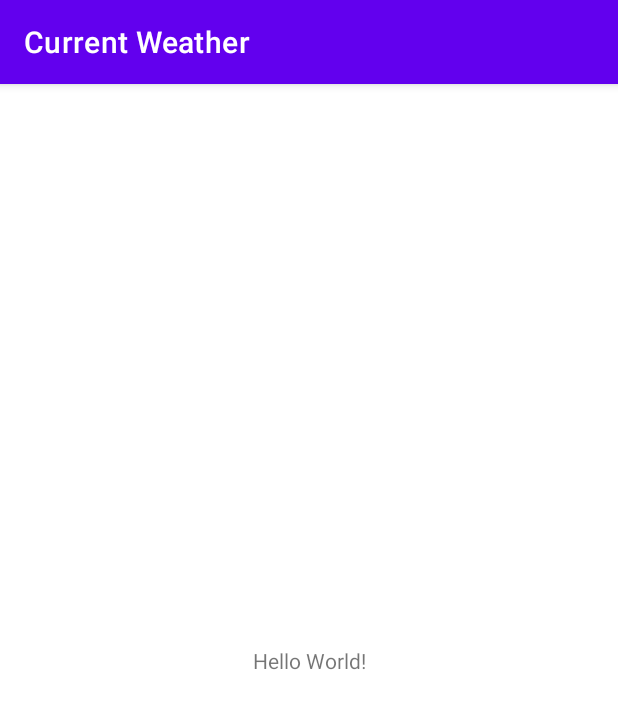
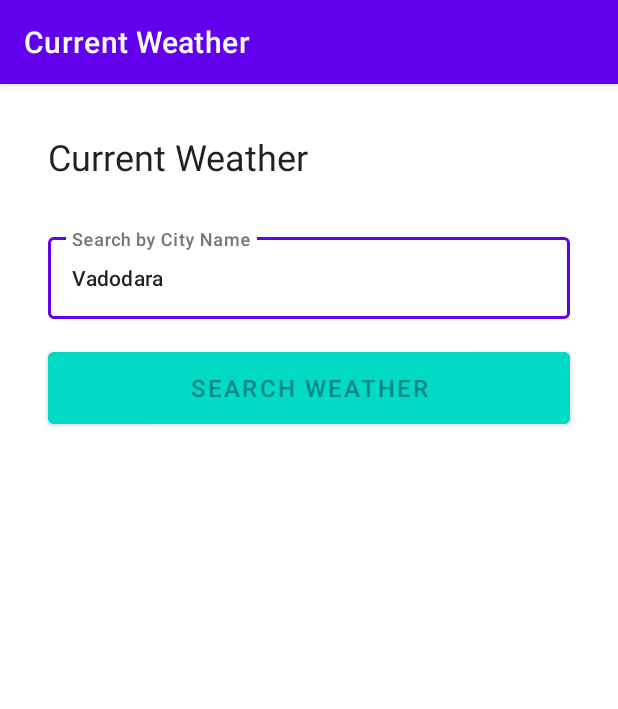
Before and after one commit to hardz/Weather, an Android app: the screen it shows after launch (MainActivity), on a phone screen of 412 x 824 dp. Shown: the top 709 px of the screen. Run offline under Robolectric (Android 15) with nearby library versions, the phone set to English and light mode, and no system bars; our stand-ins replace data binding.

Commit message:
Android MVVM Architecture Implemented using Jetpack Shorting the data for the required information and display it.

```diff
--- a/app/src/main/AndroidManifest.xml
+++ b/app/src/main/AndroidManifest.xml
@@ -2,6 +2,8 @@
 <manifest xmlns:android="http://schemas.android.com/apk/res/android"
     xmlns:tools="http://schemas.android.com/tools"
     package="com.test.currentweather">
+
+    <uses-permission android:name="android.permission.INTERNET" />
 
     <application
         android:allowBackup="true"
@@ -14,7 +16,7 @@
         android:theme="@style/Theme.CurrentWeather"
         tools:targetApi="31">
         <activity
-            android:name=".MainActivity"
+            android:name=".ui.MainActivity"
             android:exported="true">
             <intent-filter>
                 <action android:name="android.intent.action.MAIN" />
--- a/app/src/main/java/com/test/currentweather/MainActivity.kt
+++ /dev/null
@@ -1,11 +0,0 @@
-package com.test.currentweather
-
-import androidx.appcompat.app.AppCompatActivity
-import android.os.Bundle
-
-class MainActivity : AppCompatActivity() {
-    override fun onCreate(savedInstanceState: Bundle?) {
-        super.onCreate(savedInstanceState)
-        setContentView(R.layout.activity_main)
-    }
-}
--- /dev/null
+++ b/app/src/main/java/com/test/currentweather/repository/ForecastRepository.kt
@@ -0,0 +1,32 @@
+package com.test.currentweather.repository
+
+import androidx.lifecycle.MutableLiveData
+import com.test.weathersdk.WeatherService
+import com.test.weathersdk.model.ForecastResponse
+import retrofit2.Call
+import retrofit2.Callback
+import retrofit2.Response
+
+class ForecastRepository {
+    private val TAG: String = ForecastRepository::class.java.getSimpleName()
+
+    fun getForecast(city :String, appid :String, unit :String): MutableLiveData<ForecastResponse?>? {
+        val data: MutableLiveData<ForecastResponse?> = MutableLiveData<ForecastResponse?>()
+        WeatherService().weatherAPIRequest?.getForecast(city, appid, unit)?.enqueue(object : Callback<ForecastResponse> {
+            override fun onResponse(
+                call: Call<ForecastResponse>,
+                response: Response<ForecastResponse>
+            ) {
+                if (response.body() != null) {
+                    data.setValue(response.body())
+                }
+            }
+
+            override fun onFailure(call: Call<ForecastResponse>, t: Throwable) {
+                data.setValue(null)
+            }
+
+        })
+        return data
+    }
+}
--- /dev/null
+++ b/app/src/main/java/com/test/currentweather/ui/MainActivity.kt
@@ -0,0 +1,67 @@
+package com.test.currentweather.ui
+
+import android.os.Bundle
+import android.util.Log
+import android.view.View
+import android.widget.Toast
+import androidx.appcompat.app.AppCompatActivity
+import androidx.databinding.DataBindingUtil
+import androidx.lifecycle.Observer
+import androidx.lifecycle.ViewModelProvider
+import com.test.currentweather.R
+import com.test.currentweather.databinding.ActivityMainBinding
+import com.test.currentweather.viewmodels.ForecastViewModel
+import com.test.weathersdk.APIKeys.API_KEY
+import com.test.weathersdk.APIKeys.TEMP_UNIT_IMPERIAL
+import com.test.weathersdk.model.ForecastResponse
+
+
+class MainActivity : AppCompatActivity() {
+
+    lateinit var binding: ActivityMainBinding
+    lateinit var forecastViewModel: ForecastViewModel
+    lateinit var forecast: ForecastResponse
+
+    override fun onCreate(savedInstanceState: Bundle?) {
+        super.onCreate(savedInstanceState)
+        binding = DataBindingUtil.setContentView(this, R.layout.activity_main);
+
+        forecastViewModel = ViewModelProvider(this).get(ForecastViewModel::class.java)
+
+        binding.etLocationName.setText("Vadodara")
+        binding.mbSearch.setOnClickListener(object : View.OnClickListener{
+            override fun onClick(p0: View?) {
+                if (!binding.etLocationName.text.isNullOrEmpty()){
+                    getForecast(binding.etLocationName.text.toString())
+                }
+            }
+        })
+
+    }
+
+    private fun getForecast(cityQuery: String) {
+        forecastViewModel.getForecast(cityQuery, API_KEY, TEMP_UNIT_IMPERIAL)!!.observe(this, object : Observer<ForecastResponse?> {
+            override fun onChanged(forecastResponse: ForecastResponse?) {
+                if (forecastResponse != null) {
+//                    forecast = forecastResponse
+                    val sb = StringBuilder()
+                    for (forecast in forecastResponse.list) {
+                        for (weather in forecast.weather){
+                            Log.e("DEBUG", "Weather At - "+forecast.dtTxt)
+                            Log.e("DEBUG", "Current Weather "+weather.main + " "+weather.description)
+                            sb.append("Weather - ${weather.main}  ${weather.description}")
+                            break
+                        }
+                        Log.e("DEBUG", "Wind Speed  "+forecast.wind.speed+" meter/sec")
+                        sb.append("\nWind Speed - ${forecast.wind.speed}  meter/sec")
+                        Log.e("DEBUG", "Temp  "+forecast.main.temp)//F/C
+
+                        sb.append("\nTemp - ${forecast.main.temp}  F")
+                        break
+                    }
+                    binding.txtResult.setText(sb.toString())
+                }
+            }
+        })
+    }
+}
--- /dev/null
+++ b/app/src/main/java/com/test/currentweather/viewmodels/ForecastViewModel.kt
@@ -0,0 +1,17 @@
+package com.test.currentweather.viewmodels
+
+import androidx.lifecycle.LiveData
+import androidx.lifecycle.MutableLiveData
+import androidx.lifecycle.ViewModel
+import com.test.currentweather.repository.ForecastRepository
+import com.test.weathersdk.model.ForecastResponse
+
+class ForecastViewModel : ViewModel(){
+    var forecastResponseLiveData: MutableLiveData<ForecastResponse?>? = null
+    fun getForecast(city :String, appid :String, unit :String): LiveData<ForecastResponse?>? {
+        if (forecastResponseLiveData == null) {
+            forecastResponseLiveData = ForecastRepository().getForecast(city, appid, unit)
+        }
+        return forecastResponseLiveData
+    }
+}
--- a/app/src/main/res/layout/activity_main.xml
+++ b/app/src/main/res/layout/activity_main.xml
@@ -1,18 +1,85 @@
 <?xml version="1.0" encoding="utf-8"?>
-<androidx.constraintlayout.widget.ConstraintLayout xmlns:android="http://schemas.android.com/apk/res/android"
+<layout xmlns:android="http://schemas.android.com/apk/res/android"
     xmlns:app="http://schemas.android.com/apk/res-auto"
-    xmlns:tools="http://schemas.android.com/tools"
+    xmlns:tools="http://schemas.android.com/tools">
+
+    <data>
+
+    </data>
+
+    <androidx.constraintlayout.widget.ConstraintLayout
         android:layout_width="match_parent"
         android:layout_height="match_parent"
-    tools:context=".MainActivity">
+        tools:context=".ui.MainActivity">
 
-    <TextView
+        <com.google.android.material.textview.MaterialTextView
+            android:id="@+id/txt_title"
+            style="@style/TextAppearance.AppCompat.Headline"
             android:layout_width="wrap_content"
             android:layout_height="wrap_content"
-        android:text="Hello World!"
-        app:layout_constraintBottom_toBottomOf="parent"
+            android:text="Current Weather"
+            android:layout_marginStart="32dp"
+            android:layout_marginTop="32dp"
+            app:layout_constraintStart_toStartOf="parent"
+            app:layout_constraintTop_toTopOf="parent">
+
+        </com.google.android.material.textview.MaterialTextView>
+
+        <com.google.android.material.textfield.TextInputLayout
+            android:id="@+id/tl_location_name"
+            style="@style/Widget.MaterialComponents.TextInputLayout.OutlinedBox"
+            android:layout_width="match_parent"
+            android:layout_height="60dp"
+            android:hint="@string/location_hint"
+            android:visibility="visible"
+            app:hintTextColor="#757575"
+            android:layout_margin="32dp"
             app:layout_constraintEnd_toEndOf="parent"
             app:layout_constraintStart_toStartOf="parent"
-        app:layout_constraintTop_toTopOf="parent" />
+            app:layout_constraintTop_toBottomOf="@+id/txt_title">
 
+            <com.google.android.material.textfield.TextInputEditText
+                android:id="@+id/et_location_name"
+                style="@style/TextAppearance.AppCompat.Body2"
+                android:layout_width="match_parent"
+                android:layout_height="match_parent"
+                android:inputType="text"
+                android:maxLength="20">
+
+            </com.google.android.material.textfield.TextInputEditText>
+
+        </com.google.android.material.textfield.TextInputLayout>
+
+        <com.google.android.material.button.MaterialButton
+            android:id="@+id/mb_search"
+            style="@style/TextAppearance.AppCompat.Button"
+            android:layout_width="match_parent"
+            android:layout_height="60dp"
+            android:layout_marginTop="16dp"
+            android:layout_marginStart="32dp"
+            android:layout_marginEnd="32dp"
+            android:text="@string/btn_search_weather"
+            android:backgroundTint="@color/teal_200"
+            android:textColor="@color/teal_700"
+            android:textSize="16sp"
+            app:layout_constraintEnd_toEndOf="parent"
+            app:layout_constraintStart_toStartOf="parent"
+            app:layout_constraintTop_toBottomOf="@+id/tl_location_name">
+
+        </com.google.android.material.button.MaterialButton>
+
+        <com.google.android.material.textview.MaterialTextView
+            android:id="@+id/txt_result"
+            style="@style/TextAppearance.AppCompat.Body2"
+            android:layout_width="0dp"
+            android:layout_height="wrap_content"
+            android:layout_marginTop="32dp"
+            android:layout_marginEnd="32dp"
+            android:layout_marginStart="32dp"
+            app:layout_constraintEnd_toEndOf="parent"
+            app:layout_constraintStart_toStartOf="parent"
+            app:layout_constraintTop_toBottomOf="@+id/mb_search">
+
+        </com.google.android.material.textview.MaterialTextView>
     </androidx.constraintlayout.widget.ConstraintLayout>
+</layout>
--- a/app/src/main/res/values/strings.xml
+++ b/app/src/main/res/values/strings.xml
@@ -1,3 +1,5 @@
 <resources>
     <string name="app_name">Current Weather</string>
+    <string name="location_hint">Search by City Name</string>
+    <string name="btn_search_weather">Search Weather</string>
 </resources>
--- /dev/null
+++ b/weather-sdk/src/main/java/com/test/weathersdk/APIKeys.java
@@ -0,0 +1,17 @@
+package com.test.weathersdk;
+
+public class APIKeys {
+
+    public static String BASE_URL = "https://api.openweathermap.org/data/2.5/";
+    public static String API_KEY = "ae1c4977a943a50eaa7da25e6258d8b2";
+
+    /*Temperature is available in Fahrenheit, Celsius and Kelvin units.
+
+    For temperature in Fahrenheit use units=imperial
+    For temperature in Celsius use units=metric
+    Temperature in Kelvin is used by default, no need to use units parameter in API call*/
+
+    public static String TEMP_UNIT_IMPERIAL = "imperial"; //Fahrenheit
+    public static String TEMP_UNIT_METRIC = "metric"; //Celsius
+
+}
--- a/weather-sdk/src/main/java/com/test/weathersdk/WeatherAPI.kt
+++ b/weather-sdk/src/main/java/com/test/weathersdk/WeatherAPI.kt
@@ -7,5 +7,5 @@ import retrofit2.http.Query
 
 interface WeatherAPI {
     @GET("forecast")
-    fun getForecast(@Query("q") city :String, @Query("appid") appid :String) : Call<ForecastResponse>
+    fun getForecast(@Query("q") city :String, @Query("appid") appid :String, @Query("units") unit :String) : Call<ForecastResponse>
 }
--- a/weather-sdk/src/main/java/com/test/weathersdk/WeatherService.kt
+++ b/weather-sdk/src/main/java/com/test/weathersdk/WeatherService.kt
@@ -7,14 +7,16 @@ import retrofit2.Retrofit
 import retrofit2.converter.moshi.MoshiConverterFactory
 
 class WeatherService {
-    private val moshi = Moshi.Builder()
+
+    val moshi = Moshi.Builder()
         .add(KotlinJsonAdapterFactory())
         .build()
 
-    val retrofit = Retrofit.Builder()
+    var retrofit: Retrofit = Retrofit.Builder()
         .baseUrl(BASE_URL)
         .addConverterFactory(MoshiConverterFactory.create(moshi))
         .build()
 
-    val api = retrofit.create(WeatherAPI::class.java)
+
+    val weatherAPIRequest: WeatherAPI? = retrofit.create(WeatherAPI::class.java)
 }
```
Also changed, not shown: app/build.gradle (+10 -0 lines), 2 other files. Lines whose indentation alone changed are shown as unchanged.
